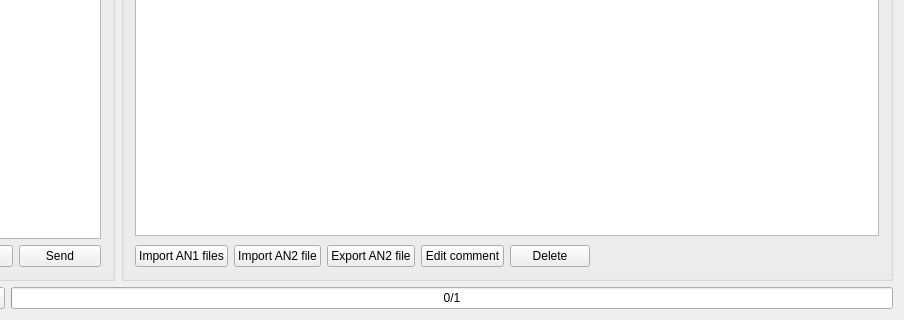
Above: src/View/Browser.ui from thefinalcutbg/QAN1xEditor before the change; both pictures show x 95 to 999 and y 410 to 730 of the 999 by 730 pixel window. Below: the same form after it.
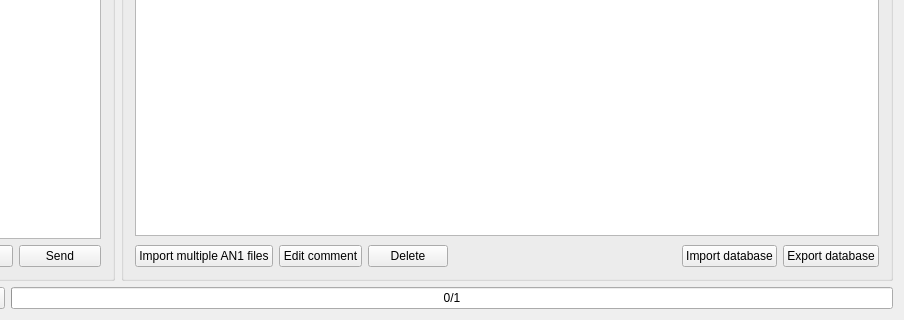
That is the form after the change. Custom widgets are drawn as their Qt base class.

Commit message: db file extension changed

Diff of the .ui file:
```diff
--- a/src/View/Browser.ui
+++ b/src/View/Browser.ui
@@ -223,21 +223,7 @@
           <item>
            <widget class="QPushButton" name="importAn1">
             <property name="text">
-             <string>Import AN1 files</string>
-            </property>
-           </widget>
-          </item>
-          <item>
-           <widget class="QPushButton" name="importAn2">
-            <property name="text">
-             <string>Import AN2 file</string>
-            </property>
-           </widget>
-          </item>
-          <item>
-           <widget class="QPushButton" name="exportAN2Button">
-            <property name="text">
-             <string>Export AN2 file</string>
+             <string>Import multiple AN1 files</string>
             </property>
            </widget>
           </item>
@@ -271,6 +257,20 @@
             </property>
            </spacer>
           </item>
+          <item>
+           <widget class="QPushButton" name="importAn2">
+            <property name="text">
+             <string>Import database</string>
+            </property>
+           </widget>
+          </item>
+          <item>
+           <widget class="QPushButton" name="exportAN2Button">
+            <property name="text">
+             <string>Export database</string>
+            </property>
+           </widget>
+          </item>
          </layout>
         </item>
        </layout>
```
The commit also changes 2 other files.
